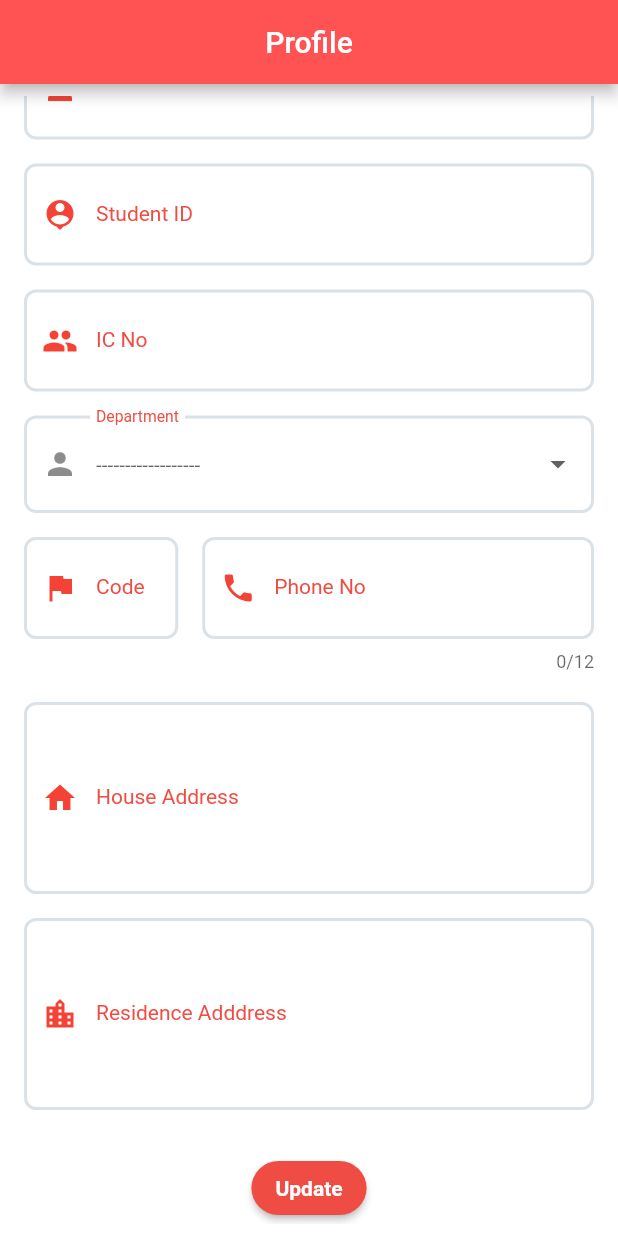
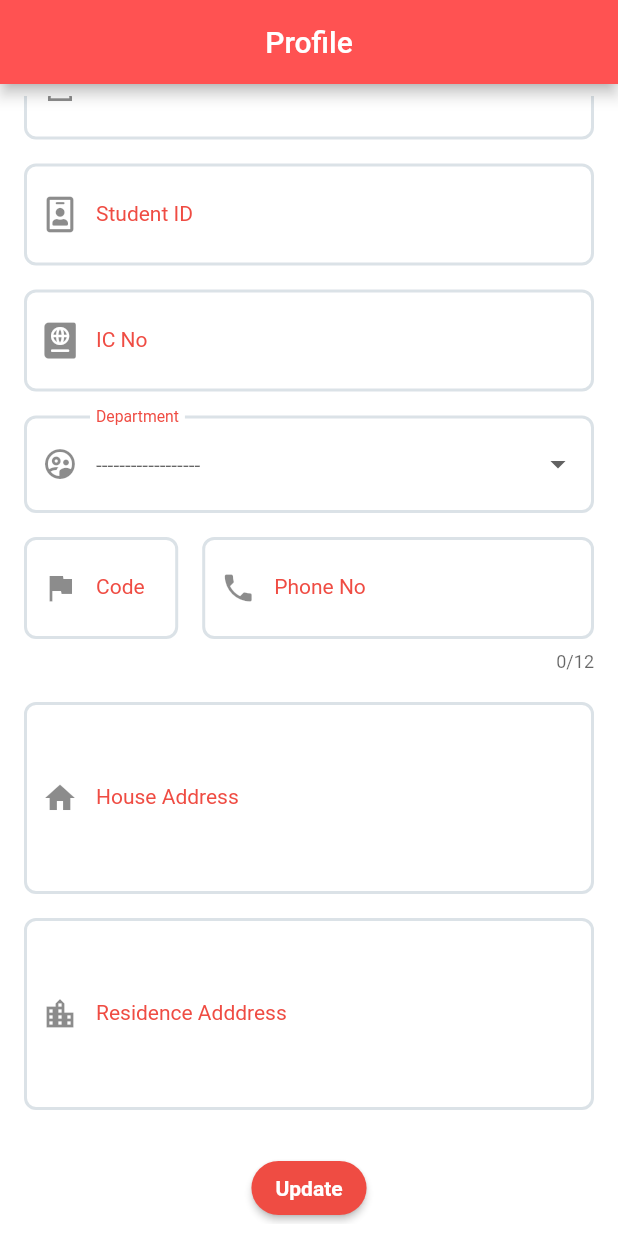
Before and after one commit to rajeshsankaravadivell/CERT-master, a Flutter app: the GetProfilepage screen opened directly, scrolled down 249 dp, on a phone screen of 412 x 824 dp. Run offline on Flutter 3.47's test engine with Material 2 defaults, Android fonts, the phone set to English and light mode, and no system bars; our stand-ins replace carousel_slider, cloud_firestore, cloud_functions, country_picker, firebase_auth, firebase_core and 8 more; missing offline and left inert: dart:ffi; accounts and stored records are empty; network calls fail; Roboto replaces fonts that are missing (Lexend Deca).

Commit message:
not assesement complted

```diff
--- a/lib/screens/getprofilepage.dart
+++ b/lib/screens/getprofilepage.dart
@@ -363,6 +363,7 @@
 // ignore_for_file: prefer_const_constructors
 
 import 'package:flutter/material.dart';
+import 'package:fluttericon/font_awesome5_icons.dart';
 import 'package:pert/constants/constants.dart';
 
 import 'package:pert/models/profile_model.dart';
@@ -564,8 +565,8 @@ class _GetProfilepageState extends State<GetProfilepage> {
                 textFieldName: 'Test User',
                 headingName: 'User Name',
                 icon: Icon(
-                  Icons.person,
-                  color: Colors.red,
+                  Icons.person_outline_outlined ,
+
                 ),
 
               ),
@@ -574,10 +575,7 @@ class _GetProfilepageState extends State<GetProfilepage> {
                 controller: idcontroller,
                 textFieldName: '5001',
                 headingName: 'Student ID',
-                icon: const Icon(
-                  Icons.person_pin ,
-                  color: Colors.red,
-                ),
+                icon:const Icon(FontAwesome5.id_badge),
 
               ),
               // Profile_field(
@@ -598,10 +596,7 @@ class _GetProfilepageState extends State<GetProfilepage> {
                 maxline: 1,
                 textFieldName: '',
                 headingName: 'Passport Number',
-                icon: const Icon(
-                  Icons.book,
-                  color: Colors.red,
-                ),
+                icon: const Icon(FontAwesome5.passport),
               ) :
               Profile_field(
                 textCapitalization: TextCapitalization.characters,
@@ -609,10 +604,7 @@ class _GetProfilepageState extends State<GetProfilepage> {
                 controller: icnocontroller,
                 textFieldName: '',
                 headingName: 'IC No',
-                icon: const Icon(
-                  Icons.people,
-                  color: Colors.red,
-                ),
+                icon: const Icon(FontAwesome5.passport),
               ),
               // Padding(
               //   padding: const EdgeInsets.only(top: 16.0,bottom: 16,left: 6,right: 6),
@@ -678,7 +670,7 @@ class _GetProfilepageState extends State<GetProfilepage> {
                   },
                   decoration: InputDecoration(
                     constraints: BoxConstraints.expand(height: 65),
-                    prefixIcon: Icon(Icons.person),
+                    prefixIcon: Icon(Icons.supervised_user_circle_outlined),
                     enabled: true,
                     labelText: 'Department',
                     labelStyle: TextStyle(
@@ -750,7 +742,7 @@ class _GetProfilepageState extends State<GetProfilepage> {
                         headingName: 'Code',
                         icon: Icon(
                           Icons.flag,
-                          color: Colors.red,
+
                         ),
                       ),
                     ),
@@ -770,7 +762,7 @@ class _GetProfilepageState extends State<GetProfilepage> {
                         headingName: 'Phone No',
                         icon: Icon(
                           Icons.phone,
-                          color: Colors.red,
+
                         ),
                       ),
                     ),
@@ -784,7 +776,7 @@ class _GetProfilepageState extends State<GetProfilepage> {
                 headingName: 'House Address',
                 icon: Icon(
                   Icons.home,
-                  color: Colors.red,
+
                 ),
 
               ),
@@ -795,7 +787,7 @@ class _GetProfilepageState extends State<GetProfilepage> {
                 headingName: 'Residence Adddress',
                 icon: Icon(
                   Icons.location_city,
-                  color: Colors.red,
+
                 ),
               ),
 
--- a/lib/screens/home.dart
+++ b/lib/screens/home.dart
@@ -219,7 +219,7 @@ class _HomePageState extends State<HomePage> {
                     return
                       CarouselSlider(
                         options: CarouselOptions(
-                          height: 150,
+                          height: 180,
                           autoPlay: true,
                           aspectRatio: 2,
                           enlargeCenterPage: true,
@@ -306,7 +306,7 @@ class _HomePageState extends State<HomePage> {
                   ),
                   InkWell(
                     onTap: () => Get.to(() => ProfilePage(
-                          profile: widget.user.bioData,
+
                           userModel: widget.user,
                         )),
                     child: Tile(
--- a/lib/screens/signup.dart
+++ b/lib/screens/signup.dart
@@ -102,12 +102,12 @@ class _SignUpState extends State<SignUp> {
                       await authController.auth.signUpWithEmailAndPassword(email: email.text, password: password.text).then((value) {
                         if(value!=null){
                           if(value.startsWith("uid")){
-                            Get.to(()=>const LandingPage(),duration: const Duration(seconds: 1));
+                            Get.offAll(()=>const LandingPage(),duration: const Duration(seconds: 1));
                           } else {
                             ScaffoldMessenger.of(context).showSnackBar(SnackBar(content: Text(value.toString())));
                           }
                         } else {
-                          Get.to(()=>const LandingPage());
+                          Get.offAll(()=>const LandingPage());
 
                         }
                       });
```
Also changed, not shown: lib/screens/profile.dart (+33 -14 lines), lib/screens/profileupdate.dart (+1 -34 lines), lib/screens/whistleblower.dart (+28 -27 lines).
